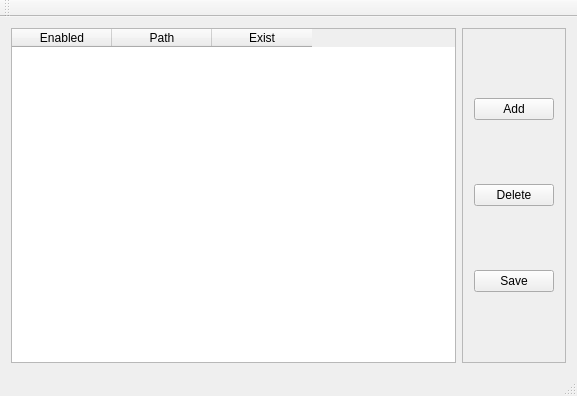
piponazo/QtPathEditor, file app/mainwindow.ui: the form before one commit.
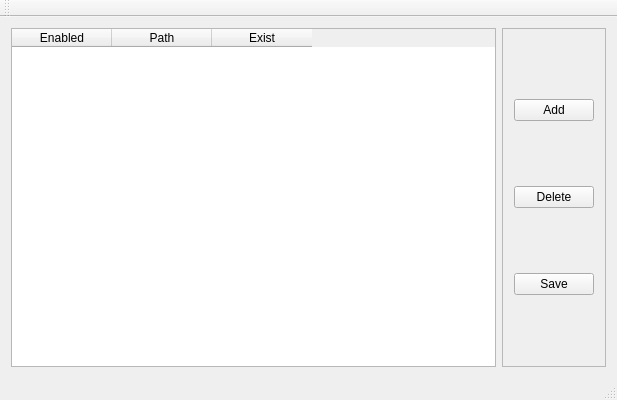
The form after the commit.

Commit message: Adjust column sizes

The edit to the form file:
```diff
--- a/app/mainwindow.ui
+++ b/app/mainwindow.ui
@@ -6,10 +6,16 @@
    <rect>
     <x>0</x>
     <y>0</y>
-    <width>577</width>
-    <height>396</height>
+    <width>617</width>
+    <height>400</height>
    </rect>
   </property>
+  <property name="minimumSize">
+   <size>
+    <width>500</width>
+    <height>400</height>
+   </size>
+  </property>
   <property name="windowTitle">
    <string>Simple Path Editor</string>
   </property>
```
Left out of the diff: 2 changed lines with no effect on the pictures. The commit also changes 2 other files.
